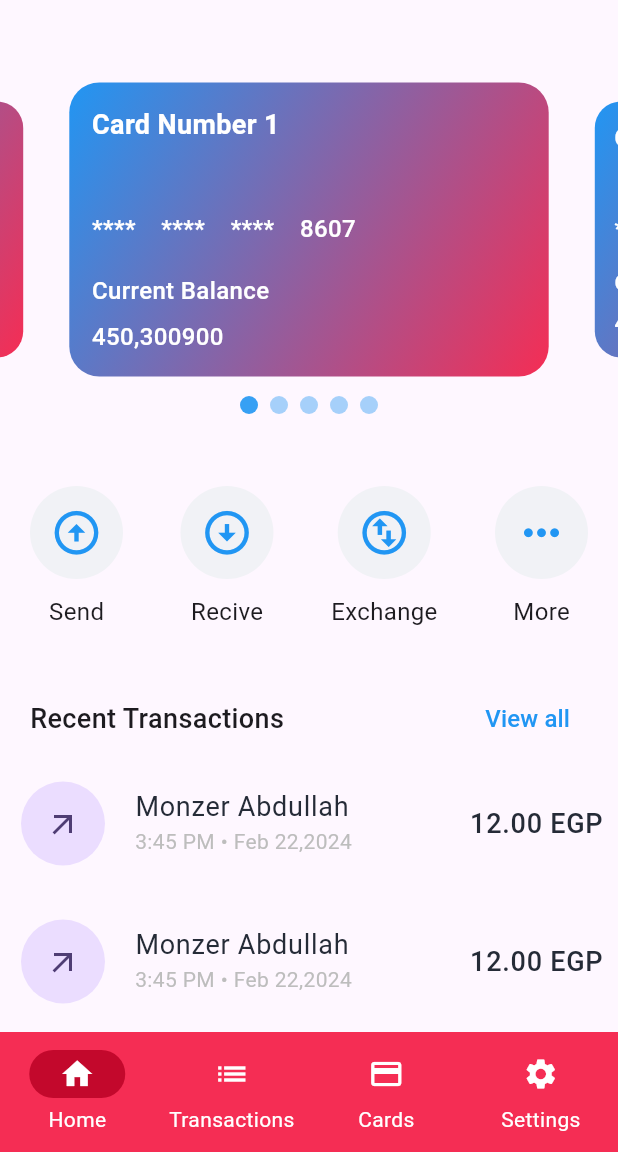
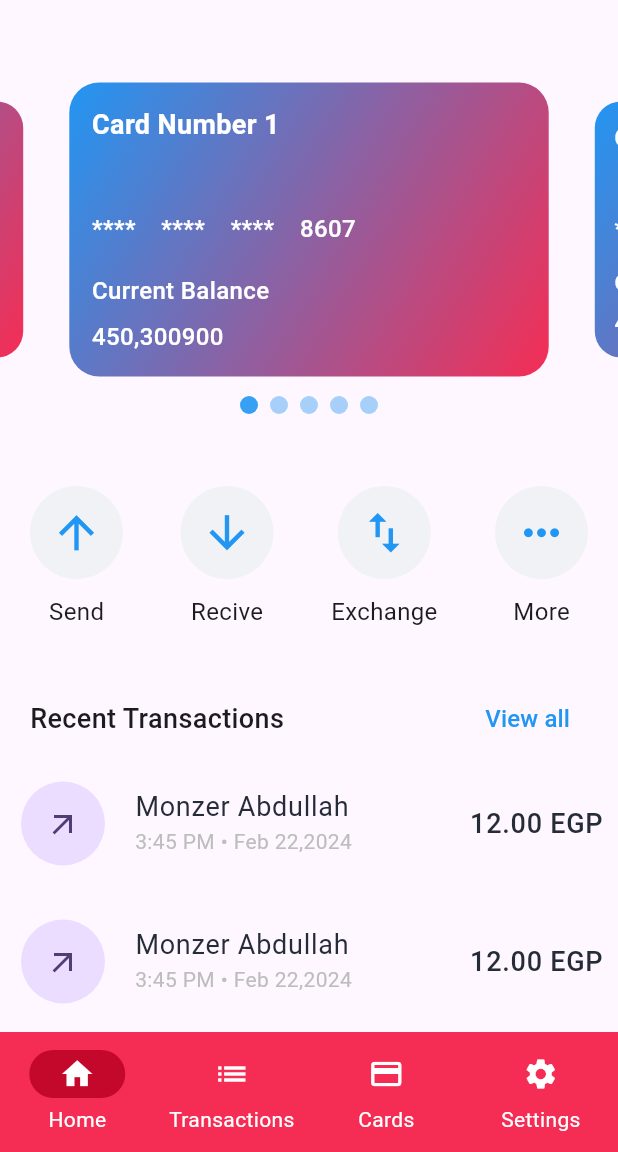
Before and after one commit to monzerabdullah/katib_kashi, a Flutter app: the screen it shows after launch, on a phone screen of 412 x 824 dp, the part 84-1236 px from its top. Run offline on Flutter 3.47's test engine with Material 3 defaults, Android fonts, the phone set to English and light mode, and no system bars; drawn by our look-alikes of carousel_slider; our stand-ins replace flutter_svg.

Commit message:
update buttons icon and appBar background color

```diff
--- a/lib/views/home_view.dart
+++ b/lib/views/home_view.dart
@@ -12,11 +12,11 @@ class HomeView extends StatefulWidget {
 }
 
 class _HomeViewState extends State<HomeView> {
-  int currentPageIndex = 0;
   @override
   Widget build(BuildContext context) {
     return Scaffold(
       appBar: AppBar(
+        backgroundColor: kWhite,
         leading: IconButton(
           onPressed: () {},
           icon: const Icon(
@@ -54,15 +54,15 @@ class _HomeViewState extends State<HomeView> {
                 mainAxisAlignment: MainAxisAlignment.spaceBetween,
                 children: [
                   ActionButton(
-                    icon: Icons.arrow_circle_up,
+                    icon: Icons.arrow_upward,
                     label: 'Send',
                   ),
                   ActionButton(
-                    icon: Icons.arrow_circle_down,
+                    icon: Icons.arrow_downward,
                     label: 'Recive',
                   ),
                   ActionButton(
-                    icon: Icons.swap_vertical_circle_outlined,
+                    icon: Icons.swap_vert,
                     label: 'Exchange',
                   ),
                   ActionButton(
```
